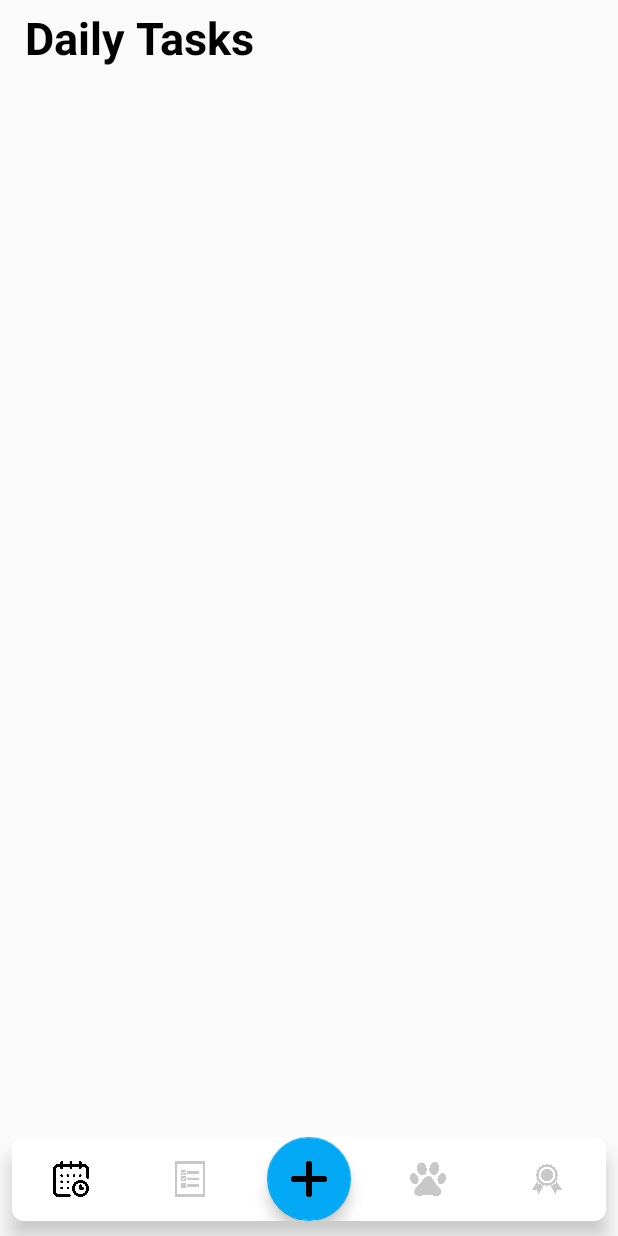
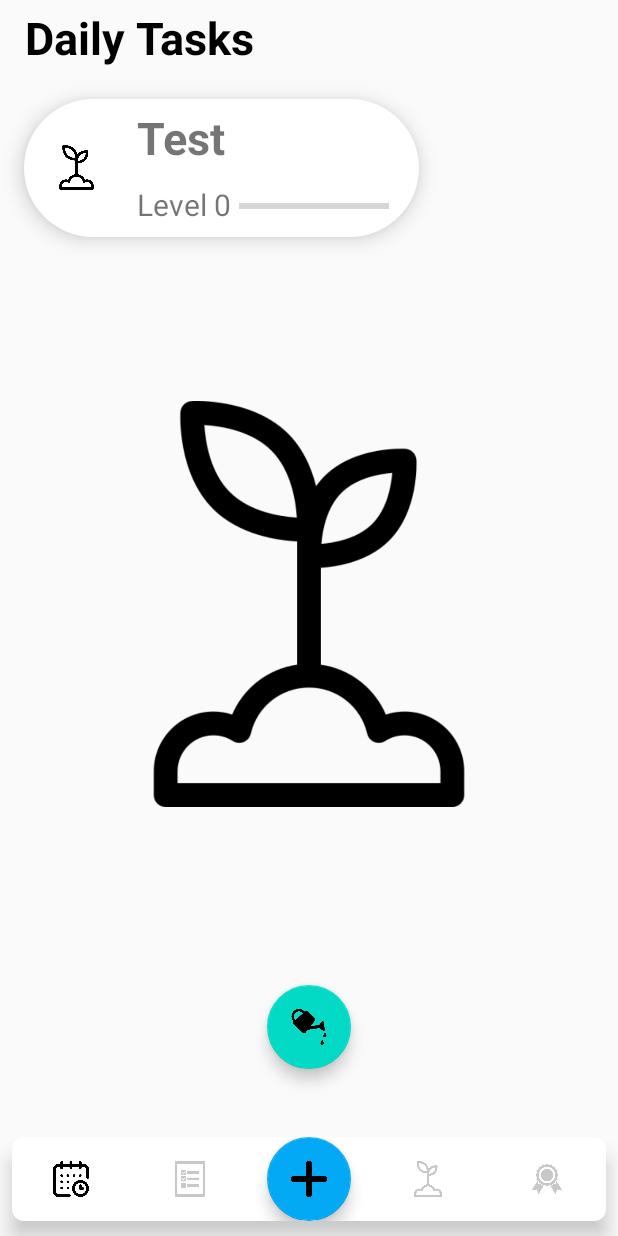
Before and after one commit to quanphanhong/habits-builder, an Android app: the PetsFragment screen opened through its navigation route, on a phone screen of 412 x 824 dp. Run offline under Robolectric (Android 15) with nearby library versions, the phone set to English and light mode, and no system bars.

Commit message:
update 'tree' screen UI

```diff
--- /dev/null
+++ b/app/src/main/res/drawable-v24/pets_info_board_background.xml
@@ -0,0 +1,5 @@
+<?xml version="1.0" encoding="utf-8"?>
+<shape xmlns:android="http://schemas.android.com/apk/res/android">
+    <solid android:color="#FFFFFF" />
+    <corners android:radius="50dp" />
+</shape>
--- a/app/src/main/res/layout/fragment_pets.xml
+++ b/app/src/main/res/layout/fragment_pets.xml
@@ -1,6 +1,98 @@
 <?xml version="1.0" encoding="utf-8"?>
 <FrameLayout xmlns:android="http://schemas.android.com/apk/res/android"
+    xmlns:app="http://schemas.android.com/apk/res-auto"
     xmlns:tools="http://schemas.android.com/tools"
     android:layout_width="match_parent"
     android:layout_height="match_parent"
-    tools:context=".PetsFragment"/>
+    tools:context=".PetsFragment">
+
+    <androidx.constraintlayout.widget.ConstraintLayout
+        android:layout_width="match_parent"
+        android:layout_height="match_parent">
+
+        <RelativeLayout
+            android:id="@+id/tree_info_layout"
+            android:layout_width="wrap_content"
+            android:layout_height="wrap_content"
+            android:layout_marginStart="16dp"
+            android:layout_marginLeft="16dp"
+            android:layout_marginTop="16dp"
+            android:layout_marginBottom="109dp"
+            android:background="@drawable/pets_info_board_background"
+            android:elevation="8dp"
+            android:orientation="horizontal"
+            app:layout_constraintBottom_toTopOf="@+id/imageView"
+            app:layout_constraintStart_toStartOf="parent"
+            app:layout_constraintTop_toTopOf="parent">
+
+            <ImageView
+                android:id="@+id/tree_image"
+                android:layout_width="30dp"
+                android:layout_height="30dp"
+                android:layout_centerVertical="true"
+                android:layout_margin="@dimen/pets_icon_margin"
+                android:src="@drawable/ic_sprout" />
+
+            <TextView
+                android:id="@+id/pet_name"
+                android:layout_width="wrap_content"
+                android:layout_height="wrap_content"
+                android:layout_margin="@dimen/pets_text_margin"
+                android:layout_toRightOf="@+id/tree_image"
+                android:text="Test"
+                android:textSize="@dimen/pets_text_size_large"
+                android:textStyle="bold" />
+
+            <TextView
+                android:id="@+id/pet_level"
+                android:layout_width="wrap_content"
+                android:layout_height="wrap_content"
+                android:layout_below="@+id/pet_name"
+                android:layout_margin="@dimen/pets_text_margin"
+                android:layout_toRightOf="@+id/tree_image"
+                android:text="Level 0"
+                android:textSize="@dimen/pets_text_size_small" />
+
+            <ProgressBar
+                android:id="@+id/progressBar"
+                style="?android:attr/progressBarStyleHorizontal"
+                android:layout_width="100dp"
+                android:layout_height="30dp"
+                android:layout_below="@+id/pet_name"
+                android:layout_marginTop="@dimen/pets_progressbar_marginTop"
+                android:layout_marginRight="@dimen/pets_progressbar_marginRight"
+                android:layout_marginBottom="@dimen/pets_progressbar_marginBottom"
+                android:layout_toRightOf="@id/pet_level"
+                android:scrollbarSize="200dp" />
+
+        </RelativeLayout>
+
+        <ImageView
+            android:id="@+id/imageView"
+            android:layout_width="0dp"
+            android:layout_height="0dp"
+            android:layout_marginStart="55dp"
+            android:layout_marginLeft="55dp"
+            android:layout_marginEnd="55dp"
+            android:layout_marginRight="55dp"
+            android:layout_marginBottom="216dp"
+            android:src="@drawable/ic_sprout"
+            app:layout_constraintBottom_toBottomOf="parent"
+            app:layout_constraintEnd_toEndOf="parent"
+            app:layout_constraintStart_toStartOf="parent"
+            app:layout_constraintTop_toBottomOf="@+id/tree_info_layout" />
+
+        <com.google.android.material.floatingactionbutton.FloatingActionButton
+            android:id="@+id/floatingActionButton"
+            android:layout_width="wrap_content"
+            android:layout_height="wrap_content"
+            android:layout_marginBottom="41dp"
+            android:clickable="true"
+            android:src="@drawable/ic_watering"
+            app:layout_constraintBottom_toBottomOf="parent"
+            app:layout_constraintEnd_toEndOf="parent"
+            app:layout_constraintStart_toStartOf="parent" />
+
+    </androidx.constraintlayout.widget.ConstraintLayout>
+
+</FrameLayout>
--- a/app/src/main/res/menu/bottom_navigation_menu.xml
+++ b/app/src/main/res/menu/bottom_navigation_menu.xml
@@ -18,7 +18,7 @@
     <item
         android:id="@+id/Pet"
         android:title="@string/mode4"
-        android:icon="@drawable/ic_pet"/>
+        android:icon="@drawable/ic_sprout"/>
 
     <item
         android:id="@+id/Achievements"
--- a/app/src/main/res/values/dimens.xml
+++ b/app/src/main/res/values/dimens.xml
@@ -22,4 +22,15 @@
     <dimen name="achievements_text_size_large">20sp</dimen>
     <dimen name="achievements_text_size_small">10sp</dimen>
     <dimen name="achievements_text_margin">8dp</dimen>
+
+    <!-- pets -->
+    <dimen name="pets_icon_margin">20dp</dimen>
+    <dimen name="pets_text_margin">5dp</dimen>
+    <dimen name="pets_text_size_large">30sp</dimen>
+    <dimen name="pets_text_size_small">20sp</dimen>
+    <dimen name="pets_progressbar_marginTop">5dp</dimen>
+    <dimen name="pets_progressbar_marginBottom">5dp</dimen>
+    <dimen name="pets_progressbar_marginRight">20dp</dimen>
+    <dimen name="pet_width">300dp</dimen>
+    <dimen name="pet_height">300dp</dimen>
 </resources>
--- a/app/src/main/res/values/strings.xml
+++ b/app/src/main/res/values/strings.xml
@@ -7,7 +7,7 @@
     <string name="mode1">Daily Tasks</string>
     <string name="mode2">Habits</string>
     <string name="mode3">New Habit</string>
-    <string name="mode4">Pets</string>
+    <string name="mode4">Trees</string>
     <string name="mode5">Achievements</string>
 
     <!-- TODO: Remove or change this placeholder text -->
```
Also changed, not shown: app/src/main/res/drawable-v24/ic_sprout.png (added), app/src/main/res/drawable-v24/ic_watering.png (added).
